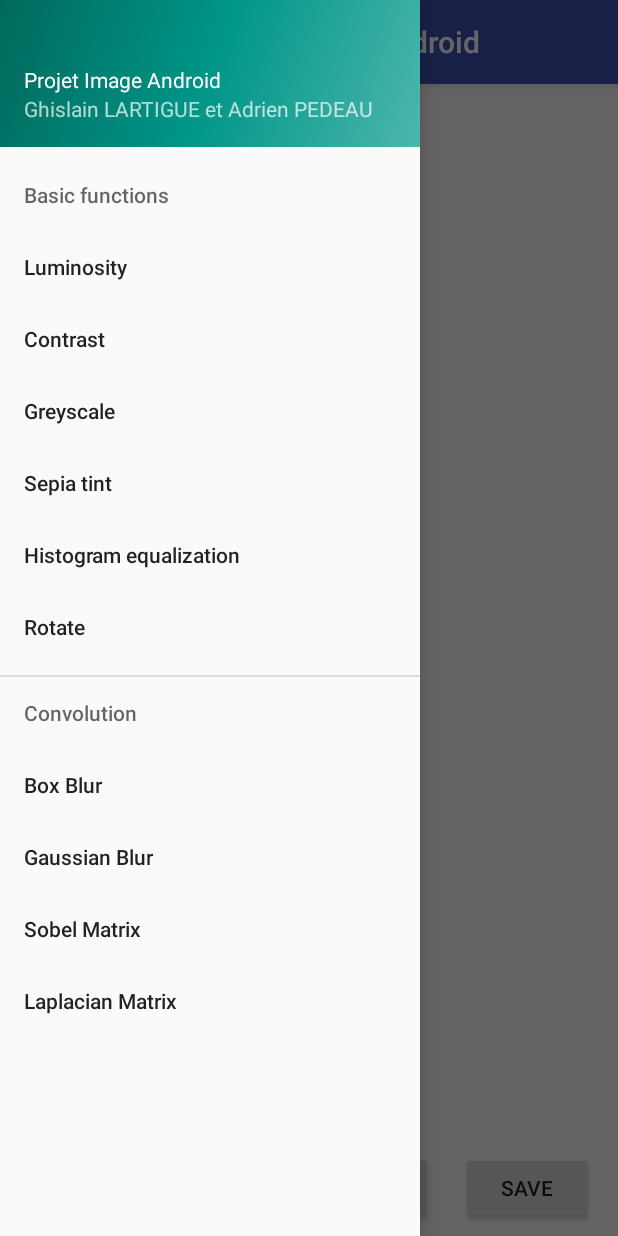
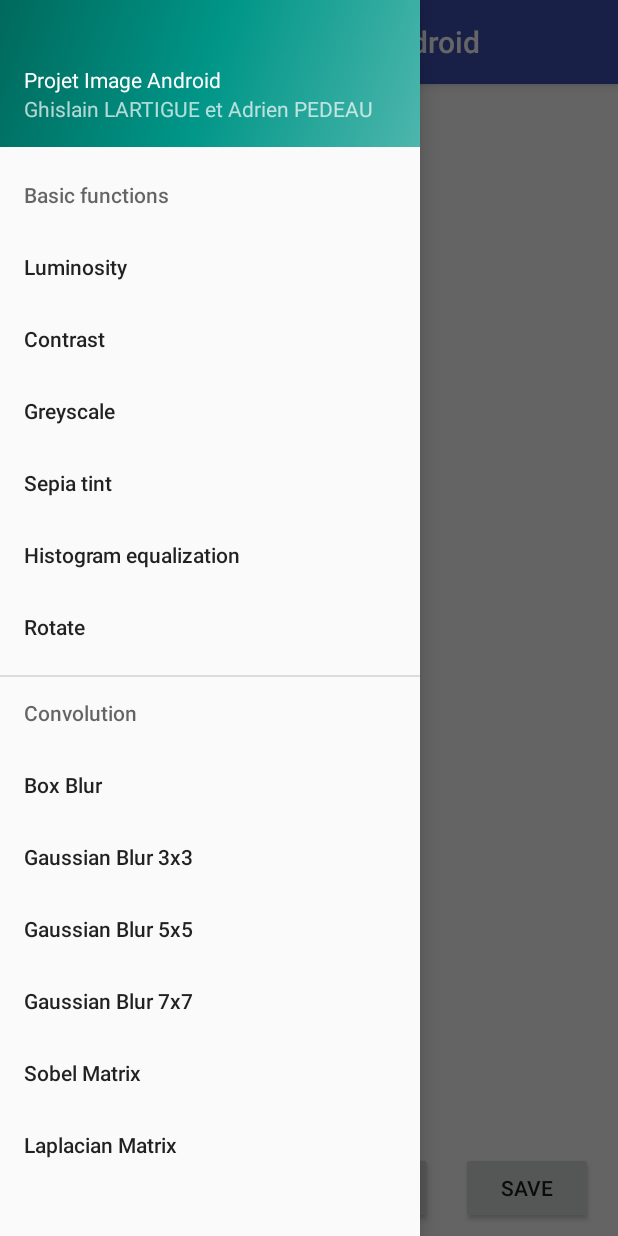
Before and after one commit to LethalJoke/ProjetAndroid, an Android app: the screen it shows after launch (MainActivity), with the side drawer open, on a phone screen of 412 x 824 dp. Run offline under Robolectric (Android 15) with nearby library versions, the phone set to English and light mode, and no system bars.

Commit message:
Ajout des matrices Gaussiennes 3x3, 5x5 & 7x7

```diff
--- a/app/src/main/res/menu/activity_main_drawer.xml
+++ b/app/src/main/res/menu/activity_main_drawer.xml
@@ -33,8 +33,14 @@
                 android:id="@+id/moyen"
                 android:title="@string/filtre_moyenneur" />
             <item
-                android:id="@+id/Gaussien"
-                android:title="@string/filtre_gaussien" />
+                android:id="@+id/Gaussien3"
+                android:title="@string/filtre_gaussien3" />
+            <item
+                android:id="@+id/Gaussien5"
+                android:title="@string/filtre_gaussien5" />
+            <item
+                android:id="@+id/Gaussien7"
+                android:title="@string/filtre_gaussien7" />
             <item
                 android:id="@+id/Sobel"
                 android:title="@string/filtre_sobel" />
--- a/app/src/main/res/values/strings.xml
+++ b/app/src/main/res/values/strings.xml
@@ -7,7 +7,9 @@
     <string name="action_settings">Settings</string>
     <string name="app_name">Image Processing - Android</string>
     <string name="filtre_moyenneur">Box Blur</string>
-    <string name="filtre_gaussien">Gaussian Blur</string>
+    <string name="filtre_gaussien3">Gaussian Blur 3x3</string>
+    <string name="filtre_gaussien5">Gaussian Blur 5x5</string>
+    <string name="filtre_gaussien7">Gaussian Blur 7x7</string>
     <string name="contraste">Contrast</string>
     <string name="luminosit">Luminosity</string>
     <string name="filtre_sobel">Sobel Matrix</string>
```
Also changed, not shown: app/src/main/java/lj/projetandroid/MainActivity.java (+25 -1 lines), 1 other file.
